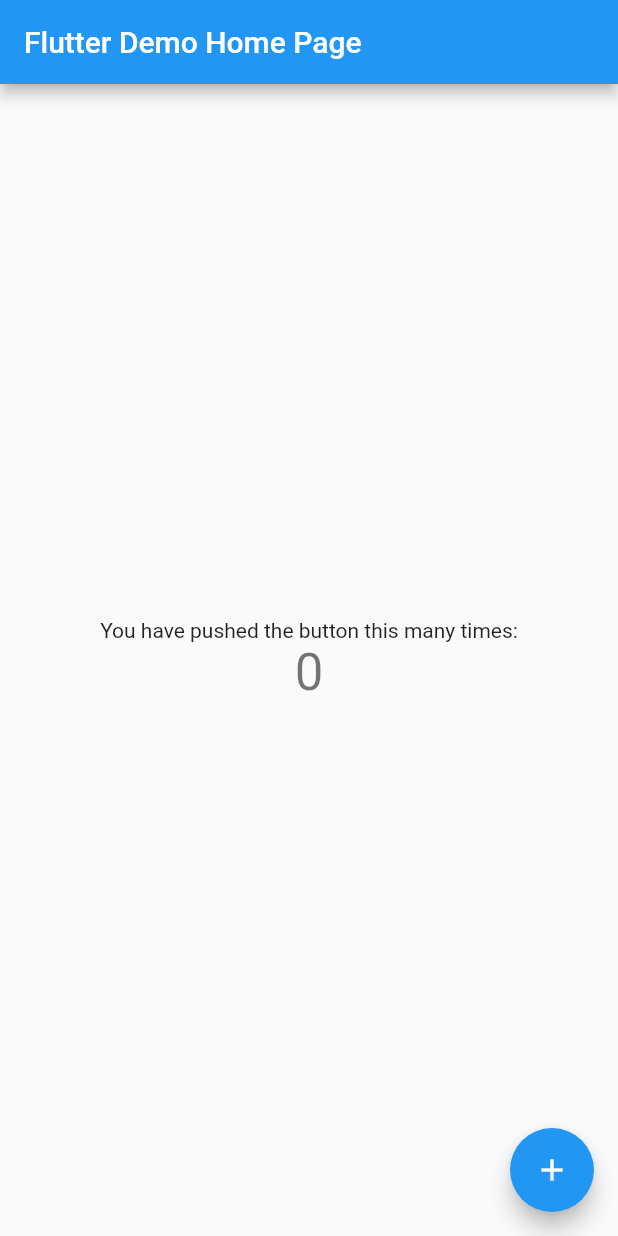
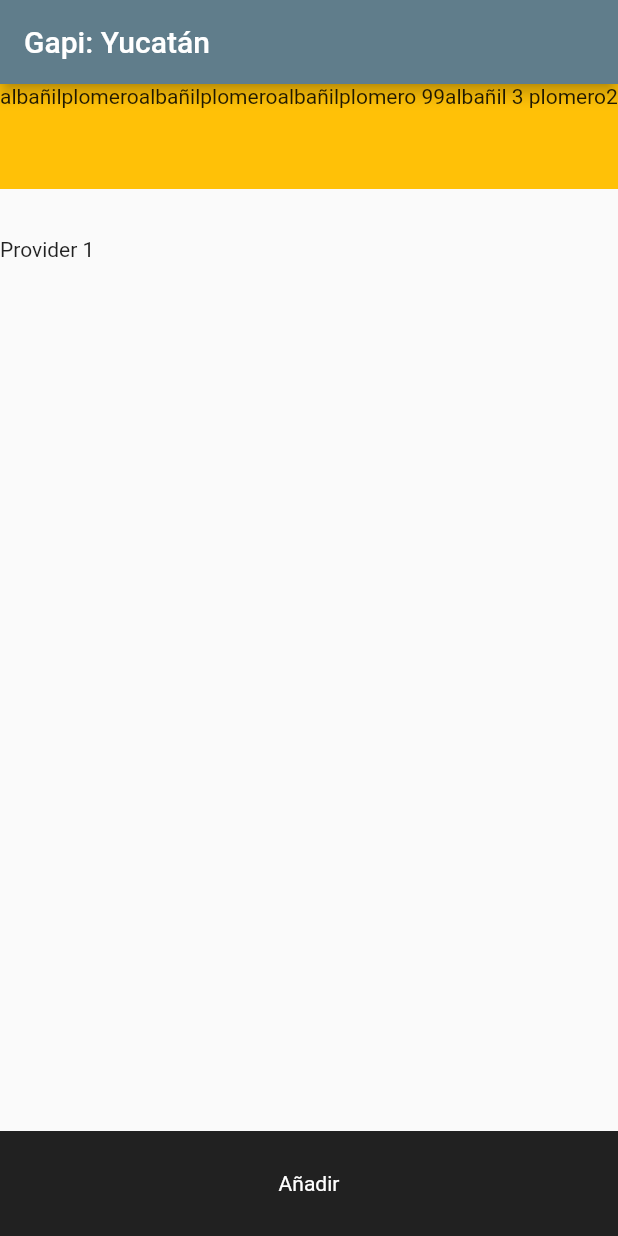
Before and after one commit to tomasbaran/gapi, a Flutter app: the screen it shows after launch, on a phone screen of 412 x 824 dp. Run offline on Flutter 3.47's test engine with Material 2 defaults, Android fonts, the phone set to English and light mode, and no system bars.

Commit message:
Add Provider List Screen: basic UI structure

```diff
--- a/lib/main.dart
+++ b/lib/main.dart
@@ -1,4 +1,5 @@
 import 'package:flutter/material.dart';
+import 'package:gapi/screens/providers_list_screen.dart';
 
 void main() {
   runApp(const MyApp());
@@ -11,105 +12,11 @@ class MyApp extends StatelessWidget {
   @override
   Widget build(BuildContext context) {
     return MaterialApp(
-      title: 'Flutter Demo',
+      title: 'Gapi',
       theme: ThemeData(
-        // This is the theme of your application.
-        //
-        // Try running your application with "flutter run". You'll see the
-        // application has a blue toolbar. Then, without quitting the app, try
-        // changing the primarySwatch below to Colors.green and then invoke
-        // "hot reload" (press "r" in the console where you ran "flutter run",
-        // or simply save your changes to "hot reload" in a Flutter IDE).
-        // Notice that the counter didn't reset back to zero; the application
-        // is not restarted.
-        primarySwatch: Colors.blue,
+        primarySwatch: Colors.blueGrey,
       ),
-      home: const MyHomePage(title: 'Flutter Demo Home Page'),
+      home: const ProvidersListScreen(title: 'Gapi: Yucatán'),
     );
   }
 }
-
-class MyHomePage extends StatefulWidget {
-  const MyHomePage({super.key, required this.title});
-
-  // This widget is the home page of your application. It is stateful, meaning
-  // that it has a State object (defined below) that contains fields that affect
-  // how it looks.
-
-  // This class is the configuration for the state. It holds the values (in this
-  // case the title) provided by the parent (in this case the App widget) and
-  // used by the build method of the State. Fields in a Widget subclass are
-  // always marked "final".
-
-  final String title;
-
-  @override
-  State<MyHomePage> createState() => _MyHomePageState();
-}
-
-class _MyHomePageState extends State<MyHomePage> {
-  int _counter = 0;
-
-  void _incrementCounter() {
-    setState(() {
-      // This call to setState tells the Flutter framework that something has
-      // changed in this State, which causes it to rerun the build method below
-      // so that the display can reflect the updated values. If we changed
-      // _counter without calling setState(), then the build method would not be
-      // called again, and so nothing would appear to happen.
-      _counter++;
-    });
-  }
-
-  @override
-  Widget build(BuildContext context) {
-    // This method is rerun every time setState is called, for instance as done
-    // by the _incrementCounter method above.
-    //
-    // The Flutter framework has been optimized to make rerunning build methods
-    // fast, so that you can just rebuild anything that needs updating rather
-    // than having to individually change instances of widgets.
-    return Scaffold(
-      appBar: AppBar(
-        // Here we take the value from the MyHomePage object that was created by
-        // the App.build method, and use it to set our appbar title.
-        title: Text(widget.title),
-      ),
-      body: Center(
-        // Center is a layout widget. It takes a single child and positions it
-        // in the middle of the parent.
-        child: Column(
-          // Column is also a layout widget. It takes a list of children and
-          // arranges them vertically. By default, it sizes itself to fit its
-          // children horizontally, and tries to be as tall as its parent.
-          //
-          // Invoke "debug painting" (press "p" in the console, choose the
-          // "Toggle Debug Paint" action from the Flutter Inspector in Android
-          // Studio, or the "Toggle Debug Paint" command in Visual Studio Code)
-          // to see the wireframe for each widget.
-          //
-          // Column has various properties to control how it sizes itself and
-          // how it positions its children. Here we use mainAxisAlignment to
-          // center the children vertically; the main axis here is the vertical
-          // axis because Columns are vertical (the cross axis would be
-          // horizontal).
-          mainAxisAlignment: MainAxisAlignment.center,
-          children: <Widget>[
-            const Text(
-              'You have pushed the button this many times:',
-            ),
-            Text(
-              '$_counter',
-              style: Theme.of(context).textTheme.headline4,
-            ),
-          ],
-        ),
-      ),
-      floatingActionButton: FloatingActionButton(
-        onPressed: _incrementCounter,
-        tooltip: 'Increment',
-        child: const Icon(Icons.add),
-      ), // This trailing comma makes auto-formatting nicer for build methods.
-    );
-  }
-}
--- /dev/null
+++ b/lib/screens/providers_list_screen.dart
@@ -0,0 +1,49 @@
+import 'package:flutter/material.dart';
+
+class ProvidersListScreen extends StatelessWidget {
+  const ProvidersListScreen({Key? key, required this.title}) : super(key: key);
+  final String title;
+
+  @override
+  Widget build(BuildContext context) {
+    return Scaffold(
+      appBar: AppBar(
+        title: Text(title),
+      ),
+      body: Column(children: [
+        Container(
+            color: Colors.amber,
+            height: 70,
+            child: ListView(scrollDirection: Axis.horizontal, children: [
+              Text('albañil'),
+              Text('plomero'),
+              Text('albañil'),
+              Text('plomero'),
+              Text('albañil'),
+              Text('plomero 99'),
+              Text('albañil 3 '),
+              Text('plomero23 23 23'),
+            ])),
+        SizedBox(
+          height: 32,
+        ),
+        Expanded(
+          child: ListView(
+            children: [Text('Provider 1')],
+          ),
+        ),
+        Container(
+          height: 70,
+          width: double.infinity,
+          color: Colors.black87,
+          child: Center(
+            child: Text(
+              'Añadir',
+              style: TextStyle(color: Colors.white),
+            ),
+          ),
+        ),
+      ]),
+    );
+  }
+}
```
